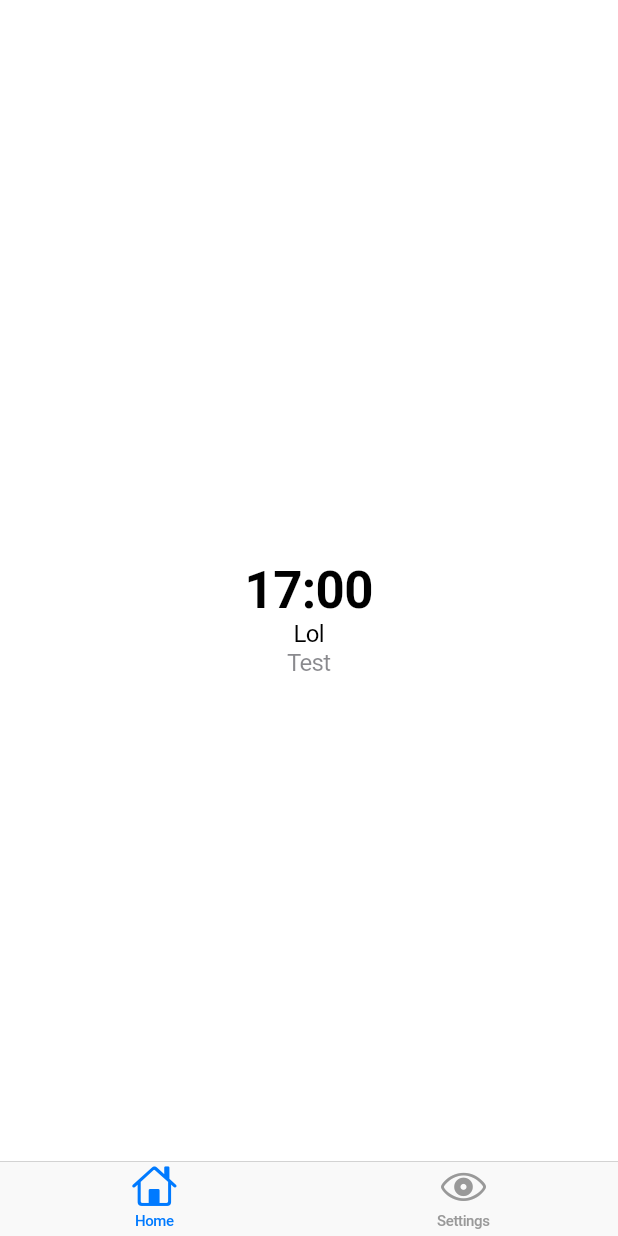
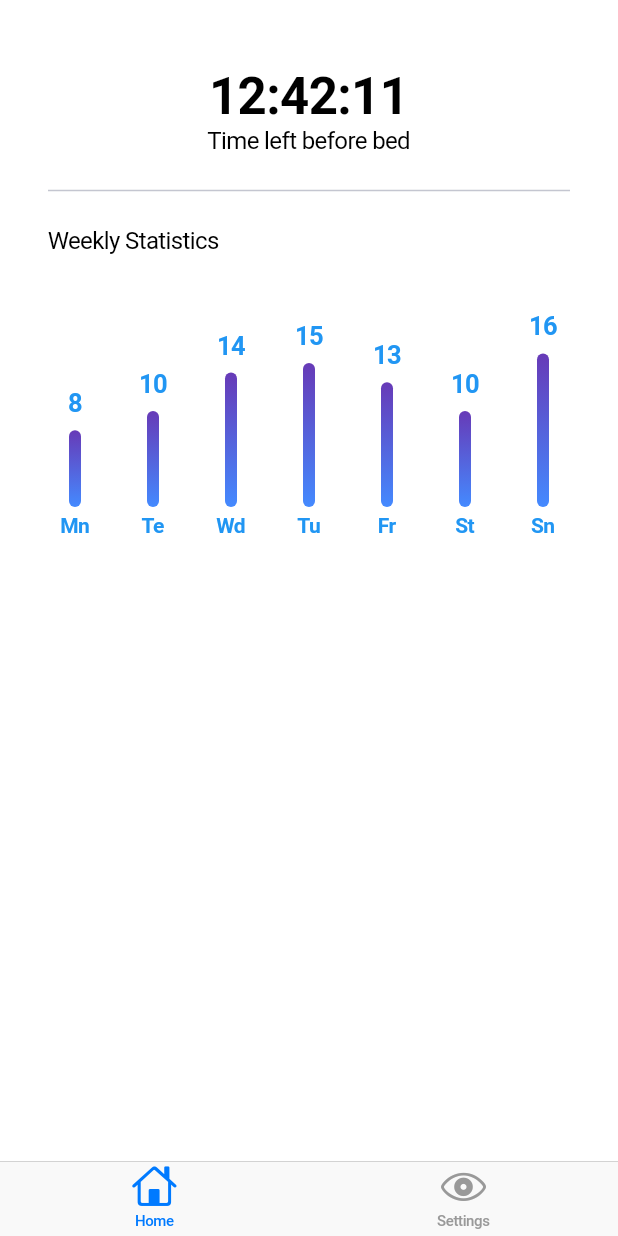
Before and after one commit to ChabanovX/sleep-tracker, a Flutter app: the screen it shows after launch, on a phone screen of 412 x 824 dp. Run offline on Flutter 3.47's test engine with Material 3 defaults, Android fonts, the light colour scheme and no system bars; drawn by our look-alikes of fl_chart.

Commit message:
Added OOP. Added statistics basics

```diff
--- a/sleep_tracker_app/lib/data/styles.dart
+++ b/sleep_tracker_app/lib/data/styles.dart
@@ -1,9 +1,14 @@
 import "package:flutter/cupertino.dart";
 
 abstract class Styles {
+  static const TextStyle titleBold = TextStyle(
+    fontSize: 34,
+    fontWeight: FontWeight.bold,
+  );
+
   static const TextStyle title = TextStyle(
     fontSize: 34,
-    fontWeight: FontWeight.bold,
+    fontWeight: FontWeight.normal,
   );
 
   static const TextStyle subtitle = TextStyle(
--- a/sleep_tracker_app/lib/main.dart
+++ b/sleep_tracker_app/lib/main.dart
@@ -4,10 +4,11 @@ import 'package:flutter/services.dart';
 import "package:sleep_tracker_app/ui/home_page.dart";
 import "package:sleep_tracker_app/ui/settings_page.dart";
 
+
 int main() {
   // SystemChrome.setPreferredOrientations(
   //     [DeviceOrientation.portraitUp, DeviceOrientation.portraitDown]);
-  runApp(MainApp());
+  runApp(const MainApp());
   return 0;
 }
 
--- /dev/null
+++ b/sleep_tracker_app/lib/test.dart
@@ -0,0 +1,209 @@
+
+import 'package:fl_chart/fl_chart.dart';
+import "package:flutter/cupertino.dart";
+import "package:flutter/material.dart";
+
+class _BarChart extends StatelessWidget {
+  const _BarChart();
+
+  @override
+  Widget build(BuildContext context) {
+    return BarChart(
+      BarChartData(
+        barTouchData: barTouchData,
+        titlesData: titlesData,
+        borderData: borderData,
+        barGroups: barGroups,
+        gridData: const FlGridData(show: false),
+        alignment: BarChartAlignment.spaceAround,
+        maxY: 20,
+      ),
+    );
+  }
+
+  BarTouchData get barTouchData => BarTouchData(
+        enabled: false,
+        touchTooltipData: BarTouchTooltipData(
+          getTooltipColor: (group) => Colors.white,
+          tooltipPadding: EdgeInsets.zero,
+          tooltipMargin: 8,
+          getTooltipItem: (
+            BarChartGroupData group,
+            int groupIndex,
+            BarChartRodData rod,
+            int rodIndex,
+          ) {
+            return BarTooltipItem(
+              rod.toY.round().toString(),
+              const TextStyle(
+                color: Colors.blue,
+                fontWeight: FontWeight.bold,
+              ),
+            );
+          },
+        ),
+      );
+
+  Widget getTitles(double value, TitleMeta meta) {
+    final style = TextStyle(
+      color: Colors.blue,
+      fontWeight: FontWeight.bold,
+      fontSize: 14,
+    );
+    String text;
+    switch (value.toInt()) {
+      case 0:
+        text = 'Mn';
+        break;
+      case 1:
+        text = 'Te';
+        break;
+      case 2:
+        text = 'Wd';
+        break;
+      case 3:
+        text = 'Tu';
+        break;
+      case 4:
+        text = 'Fr';
+        break;
+      case 5:
+        text = 'St';
+        break;
+      case 6:
+        text = 'Sn';
+        break;
+      default:
+        text = '';
+        break;
+    }
+    return SideTitleWidget(
+      axisSide: meta.axisSide,
+      space: 4,
+      child: Text(text, style: style),
+    );
+  }
+
+  FlTitlesData get titlesData => FlTitlesData(
+        show: true,
+        bottomTitles: AxisTitles(
+          sideTitles: SideTitles(
+            showTitles: true,
+            reservedSize: 30,
+            getTitlesWidget: getTitles,
+          ),
+        ),
+        leftTitles: const AxisTitles(
+          sideTitles: SideTitles(showTitles: false),
+        ),
+        topTitles: const AxisTitles(
+          sideTitles: SideTitles(showTitles: false),
+        ),
+        rightTitles: const AxisTitles(
+          sideTitles: SideTitles(showTitles: false),
+        ),
+      );
+
+  FlBorderData get borderData => FlBorderData(
+        show: false,
+      );
+
+  LinearGradient get _barsGradient => const LinearGradient(
+        colors: [
+          Colors.blueAccent,
+          Colors.deepPurple,
+        ],
+        begin: Alignment.bottomCenter,
+        end: Alignment.topCenter,
+      );
+
+  List<BarChartGroupData> get barGroups => [
+        BarChartGroupData(
+          x: 0,
+          barRods: [
+            BarChartRodData(
+              toY: 8,
+              gradient: _barsGradient,
+            )
+          ],
+          showingTooltipIndicators: [0],
+        ),
+        BarChartGroupData(
+          x: 1,
+          barRods: [
+            BarChartRodData(
+              toY: 10,
+              gradient: _barsGradient,
+            )
+          ],
+          showingTooltipIndicators: [0],
+        ),
+        BarChartGroupData(
+          x: 2,
+          barRods: [
+            BarChartRodData(
+              toY: 14,
+              gradient: _barsGradient,
+            )
+          ],
+          showingTooltipIndicators: [0],
+        ),
+        BarChartGroupData(
+          x: 3,
+          barRods: [
+            BarChartRodData(
+              toY: 15,
+              gradient: _barsGradient,
+            )
+          ],
+          showingTooltipIndicators: [0],
+        ),
+        BarChartGroupData(
+          x: 4,
+          barRods: [
+            BarChartRodData(
+              toY: 13,
+              gradient: _barsGradient,
+            )
+          ],
+          showingTooltipIndicators: [0],
+        ),
+        BarChartGroupData(
+          x: 5,
+          barRods: [
+            BarChartRodData(
+              toY: 10,
+              gradient: _barsGradient,
+            )
+          ],
+          showingTooltipIndicators: [0],
+        ),
+        BarChartGroupData(
+          x: 6,
+          barRods: [
+            BarChartRodData(
+              toY: 16,
+              gradient: _barsGradient,
+            )
+          ],
+          showingTooltipIndicators: [0],
+        ),
+      ];
+}
+
+class BarChartSample3 extends StatefulWidget {
+  const BarChartSample3({super.key});
+
+  @override
+  State<StatefulWidget> createState() => BarChartSample3State();
+}
+
+class BarChartSample3State extends State<BarChartSample3> {
+  @override
+  Widget build(BuildContext context) {
+    return const AspectRatio(
+      aspectRatio: 1.6,
+      child: _BarChart(),
+    );
+  }
+}
--- a/sleep_tracker_app/lib/ui/home_page.dart
+++ b/sleep_tracker_app/lib/ui/home_page.dart
@@ -1,5 +1,9 @@
+// import 'package:fl_chart/fl_chart.dart';
 import 'package:flutter/cupertino.dart';
+import 'package:flutter/material.dart';
 import 'package:sleep_tracker_app/data/styles.dart';
+
+import "package:sleep_tracker_app/test.dart";
 
 class HomePage extends StatefulWidget {
   const HomePage({super.key});
@@ -12,16 +16,44 @@ class _HomePageState extends State<HomePage> {
   @override
   Widget build(BuildContext context) {
     return CupertinoPageScaffold(
-      navigationBar: const CupertinoNavigationBar(),
-      child: Center(
-        child: Column(
-          mainAxisAlignment: MainAxisAlignment.center,
-          crossAxisAlignment: CrossAxisAlignment.center,
-          children: [
-            Text("17:00", style: Styles.title),
-            Text("Lol", style: Styles.subtitle),
-            Text("Test", style: Styles.graySubtitle),
-          ],
+      navigationBar: const CupertinoNavigationBar(
+        backgroundColor: CupertinoColors.white,
+        border: null,
+      ),
+      child: SafeArea(
+        child: Container(
+          color: CupertinoColors.white,
+          child: Column(
+            children: [
+              const Column(
+                children: [
+                  Text("12:42:11",
+                      style: Styles.titleBold), // Should be logic with timer
+                  Text("Time left before bed", style: Styles.subtitle),
+                  SizedBox(height: 16.0),
+                  Divider(
+                    thickness: 1.0,
+                    indent: 32.0,
+                    endIndent: 32.0,
+                  ),
+                  SizedBox(height: 16.0),
+                ],
+              ),
+              Container(
+                alignment: Alignment.centerLeft,
+                padding: const EdgeInsets.only(left: 32.0),
+                child: Text("Weekly Statistics", style: Styles.subtitle),
+              ),
+              const SizedBox(height: 16.0),
+              AspectRatio(
+                aspectRatio: 2.0,
+                child: Container(
+                  margin: const EdgeInsets.all(24.0),
+                  child: BarChartSample3(),
+                ),
+              ),
+            ],
+          ),
         ),
       ),
     );
--- a/sleep_tracker_app/pubspec.yaml
+++ b/sleep_tracker_app/pubspec.yaml
@@ -35,6 +35,7 @@ dependencies:
   # The following adds the Cupertino Icons font to your application.
   # Use with the CupertinoIcons class for iOS style icons.
   cupertino_icons: ^1.0.6
+  fl_chart: ^0.68.0
 
 dev_dependencies:
   flutter_test:
```
Also changed, not shown: sleep_tracker_app/pubspec.lock.
